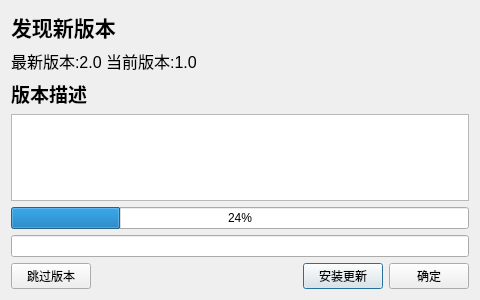
The window that 自动更新模块/ui_winUpdate.ui (duolabmeng6/qtAutoUpdateApp) describes before a commit, drawn with Qt 5.
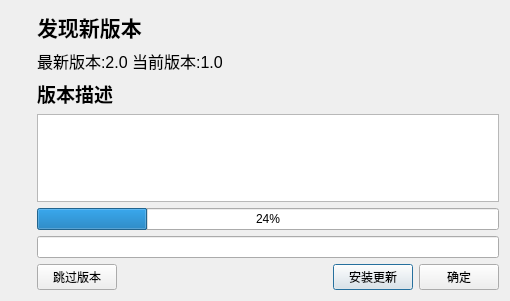
The same window after the commit. Icons and pictures are not drawn.

Commit message: mac 界面优化

What changed in the file:
```diff
--- a/自动更新模块/ui_winUpdate.ui
+++ b/自动更新模块/ui_winUpdate.ui
@@ -6,14 +6,56 @@
    <rect>
     <x>0</x>
     <y>0</y>
-    <width>480</width>
-    <height>300</height>
+    <width>510</width>
+    <height>301</height>
    </rect>
   </property>
   <property name="windowTitle">
    <string>软件更新</string>
   </property>
   <layout class="QHBoxLayout" name="horizontalLayout_2">
+   <item>
+    <layout class="QVBoxLayout" name="verticalLayout_2">
+     <item>
+      <widget class="QLabel" name="label">
+       <property name="sizePolicy">
+        <sizepolicy hsizetype="Fixed" vsizetype="Fixed">
+         <horstretch>0</horstretch>
+         <verstretch>0</verstretch>
+        </sizepolicy>
+       </property>
+       <property name="maximumSize">
+        <size>
+         <width>65</width>
+         <height>64</height>
+        </size>
+       </property>
+       <property name="text">
+        <string/>
+       </property>
+       <property name="pixmap">
+        <pixmap resource="update_image.qrc">:/images/icon_128x128.png</pixmap>
+       </property>
+       <property name="scaledContents">
+        <bool>true</bool>
+       </property>
+      </widget>
+     </item>
+     <item>
+      <spacer name="verticalSpacer">
+       <property name="orientation">
+        <enum>Qt::Vertical</enum>
+       </property>
+       <property name="sizeHint" stdset="0">
+        <size>
+         <width>20</width>
+         <height>40</height>
+        </size>
+       </property>
+      </spacer>
+     </item>
+    </layout>
+   </item>
    <item>
     <layout class="QVBoxLayout" name="verticalLayout">
      <item>
```
Left out of the diff: 4 changed lines with no effect on the pictures. The commit also changes 3 other files.
